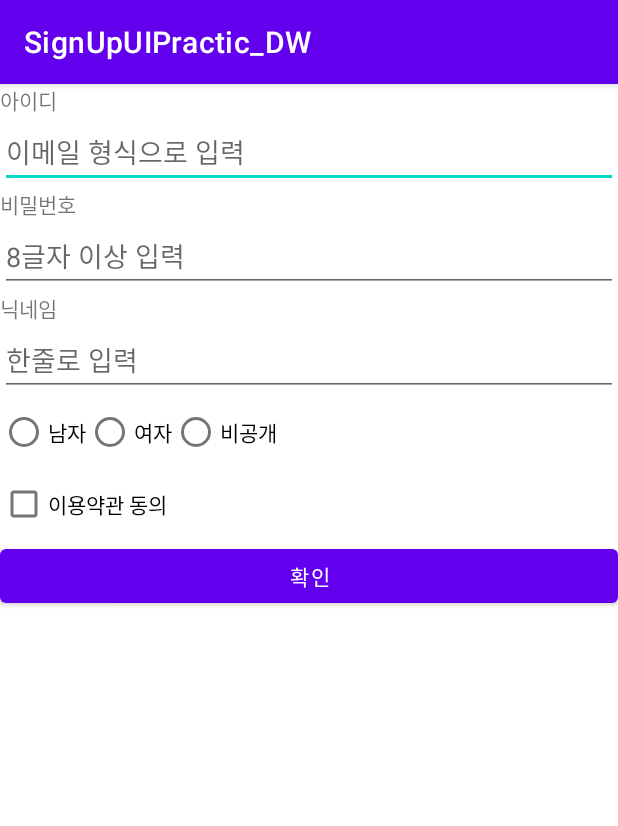
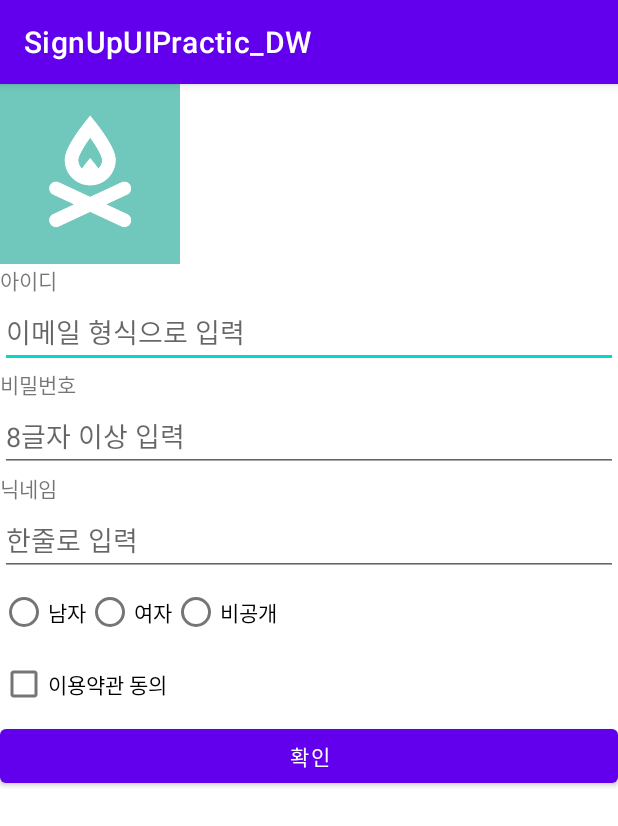
Before and after one commit to JDWdonga21/SignUpUIPractic_DW, an Android app: the screen it shows after launch (MainActivity), on a phone screen of 412 x 824 dp. Shown: the top 826 px of the screen. Run offline under Robolectric (Android 15) with nearby library versions, the phone set to English and light mode, and no system bars.

Commit message:
이미지뷰 추가 + 그림파일 추가 : src, scaleType - 이미지 파일명은 소문자, 언더바, 숫자로만 구성(확장자 까지)

```diff
--- a/app/src/main/res/layout/activity_main.xml
+++ b/app/src/main/res/layout/activity_main.xml
@@ -6,6 +6,12 @@
     android:layout_height="match_parent"
     android:orientation="vertical"
     tools:context=".MainActivity">
+
+    <ImageView
+        android:layout_width="120dp"
+        android:layout_height="120dp"
+        android:src="@drawable/t_logo"
+        android:scaleType="centerCrop"/>
 
     <TextView
         android:layout_width="wrap_content"
```
Also changed, not shown: app/src/main/res/drawable/t_logo.png (added).
